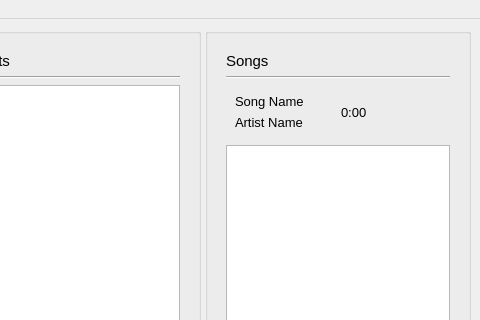
waveplough/MusicPlaylistManager, file src/mainwindow.ui: the form before one commit; both pictures show x 600 to 1080 and y 0 to 320 of the 1080 by 864 pixel window.
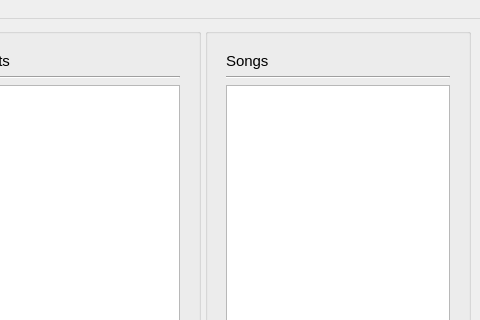
The form after the commit. Icons and pictures are not drawn.

The edit to the form file:
```diff
--- a/src/mainwindow.ui
+++ b/src/mainwindow.ui
@@ -1425,55 +1425,6 @@
              </property>
             </widget>
            </item>
-           <item>
-            <layout class="QVBoxLayout" name="songCardLayout">
-             <item>
-              <widget class="QWidget" name="widget5" native="true">
-               <layout class="QGridLayout" name="gridLayout">
-                <item row="0" column="0">
-                 <widget class="QLabel" name="songNameCardLabel">
-                  <property name="font">
-                   <font>
-                    <pointsize>10</pointsize>
-                   </font>
-                  </property>
-                  <property name="frameShape">
-                   <enum>QFrame::Shape::NoFrame</enum>
-                  </property>
-                  <property name="text">
-                   <string>Song Name</string>
-                  </property>
-                 </widget>
-                </item>
-                <item row="0" column="1" rowspan="2">
-                 <widget class="QLabel" name="durationCardLabel">
-                  <property name="font">
-                   <font>
-                    <pointsize>10</pointsize>
-                   </font>
-                  </property>
-                  <property name="text">
-                   <string>0:00</string>
-                  </property>
-                 </widget>
-                </item>
-                <item row="1" column="0">
-                 <widget class="QLabel" name="songCardNameLabel">
-                  <property name="font">
-                   <font>
-                    <pointsize>10</pointsize>
-                   </font>
-                  </property>
-                  <property name="text">
-                   <string>Artist Name</string>
-                  </property>
-                 </widget>
-                </item>
-               </layout>
-              </widget>
-             </item>
-            </layout>
-           </item>
            <item>
             <widget class="QListWidget" name="SongList"/>
            </item>
```
